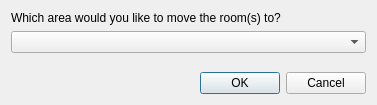
Mudlet/Mudlet, file src/ui/set_room_area.ui: the form before one commit.
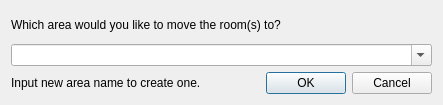
The form after the commit.

Commit message:
Improve: add new area on move room if user inputs new name (#6345)
Improve: add new area on move room if user inputs new name (#6345)

What changed in the file:
```diff
--- a/src/ui/set_room_area.ui
+++ b/src/ui/set_room_area.ui
@@ -6,14 +6,14 @@
    <rect>
     <x>0</x>
     <y>0</y>
-    <width>377</width>
+    <width>443</width>
     <height>105</height>
    </rect>
   </property>
   <property name="windowTitle">
    <string>Move rooms to another area</string>
   </property>
-  <layout class="QVBoxLayout" name="verticalLayout">
+  <layout class="QVBoxLayout">
    <item>
     <widget class="QLabel" name="label">
      <property name="text">
@@ -22,20 +22,23 @@
     </widget>
    </item>
    <item>
-    <widget class="QComboBox" name="arealist_combobox"/>
+    <widget class="QComboBox" name="arealist_combobox">
+     <property name="editable">
+      <bool>true</bool>
+     </property>
+    </widget>
    </item>
    <item>
-    <spacer name="verticalSpacer">
-     <property name="orientation">
-      <enum>Qt::Vertical</enum>
-     </property>
-     <property name="sizeHint" stdset="0">
-      <size>
-       <width>20</width>
-       <height>40</height>
-      </size>
-     </property>
-    </spacer>
+    <layout class="QHBoxLayout" name="layout_footer">
+     <item>
+      <widget class="QLabel" name="label_info">
+       <property name="text">
+        <string>Input new area name to create one.</string>
+       </property>
+       <property name="textFormat">
+        <enum>Qt::AutoText</enum>
+       </property>
+      </widget>
    </item>
    <item>
     <widget class="QDialogButtonBox" name="buttonBox">
@@ -46,6 +49,8 @@
       <set>QDialogButtonBox::Cancel|QDialogButtonBox::Ok</set>
      </property>
     </widget>
+     </item>
+    </layout>
    </item>
   </layout>
  </widget>
```
Lines whose indentation alone changed are shown as unchanged. The commit also changes 1 other file.
